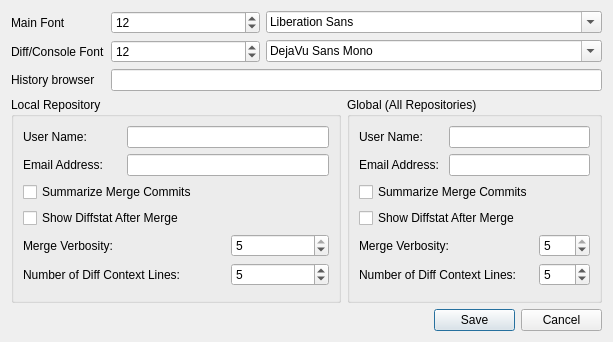
Before: the Qt Designer form ui/optionsgui.ui in git-cola/git-cola, drawn with Qt 5.
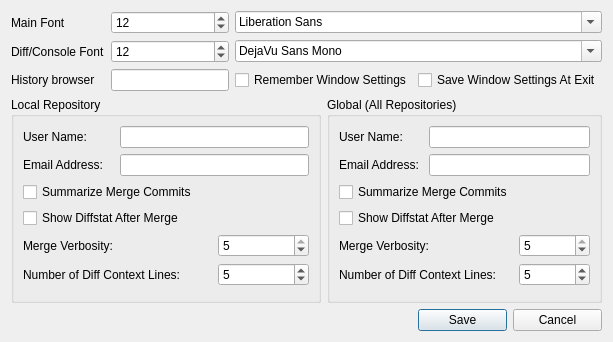
After: the same form once the commit is applied.

What changed in the file:
```diff
--- a/ui/optionsgui.ui
+++ b/ui/optionsgui.ui
@@ -78,7 +78,7 @@
      </property>
     </widget>
    </item>
-   <item row="2" column="1" colspan="6" >
+   <item row="2" column="1" colspan="2" >
     <widget class="QLineEdit" name="global_ugit_historybrowser" >
      <property name="text" >
       <string/>
@@ -275,6 +275,20 @@
      </property>
     </widget>
    </item>
+   <item row="2" column="3" colspan="2" >
+    <widget class="QCheckBox" name="global_ugit_savewindowsettings" >
+     <property name="text" >
+      <string>Remember Window Settings</string>
+     </property>
+    </widget>
+   </item>
+   <item row="2" column="5" colspan="2" >
+    <widget class="QCheckBox" name="global_ugit_saveatexit" >
+     <property name="text" >
+      <string>Save Window Settings At Exit</string>
+     </property>
+    </widget>
+   </item>
   </layout>
  </widget>
  <resources/>
```
